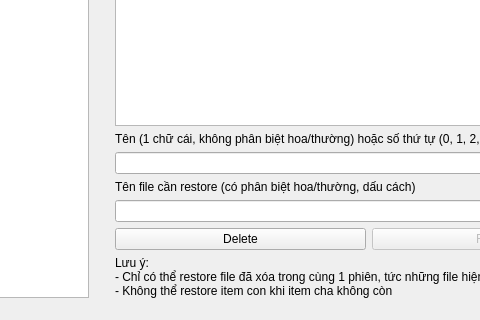
This is Qt_GUI.ui in m0nters/OS_HCMUS_Lab02-Partition_detection_GUI as Qt 5 draws it before an edit; both pictures show x 401 to 881 and y 428 to 748 of the 1045 by 748 pixel window. The edited form follows.
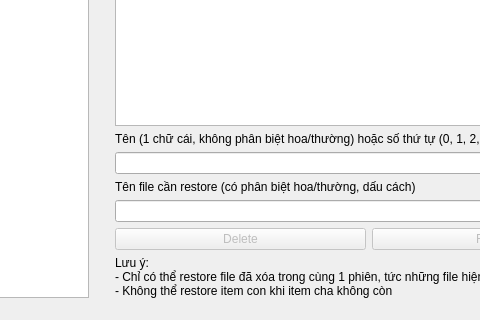
This is the edited form.

The edit to the form file:
```diff
--- a/Qt_GUI.ui
+++ b/Qt_GUI.ui
@@ -165,6 +165,9 @@
             <layout class="QHBoxLayout" name="output">
              <item>
               <widget class="QPushButton" name="delete_button">
+               <property name="enabled">
+                <bool>false</bool>
+               </property>
                <property name="text">
                 <string>Delete</string>
                </property>
```
